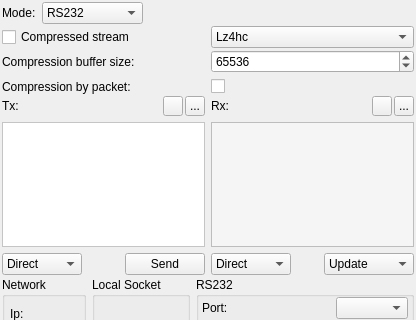
alphaonex86/debug-devel, file client/MainWindow.ui: the form before one commit; both pictures show x 0 to 416 and y 0 to 320 of the 416 by 469 pixel window.
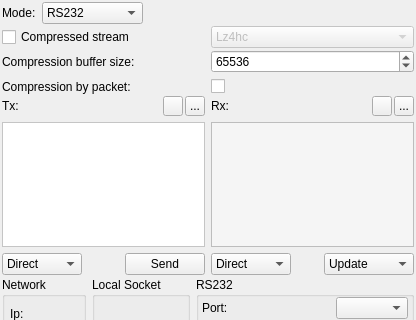
The form after the commit. Icons and pictures are not drawn.

Commit message: Improve some stuff, mainly the interface

```diff
--- a/client/MainWindow.ui
+++ b/client/MainWindow.ui
@@ -100,6 +100,9 @@
       </item>
       <item>
        <widget class="QComboBox" name="compressionType">
+        <property name="enabled">
+         <bool>false</bool>
+        </property>
         <item>
          <property name="text">
           <string>Lz4hc</string>
```
Left out of the diff: 48 changed lines with no effect on the pictures. The commit also changes 3 other files.
